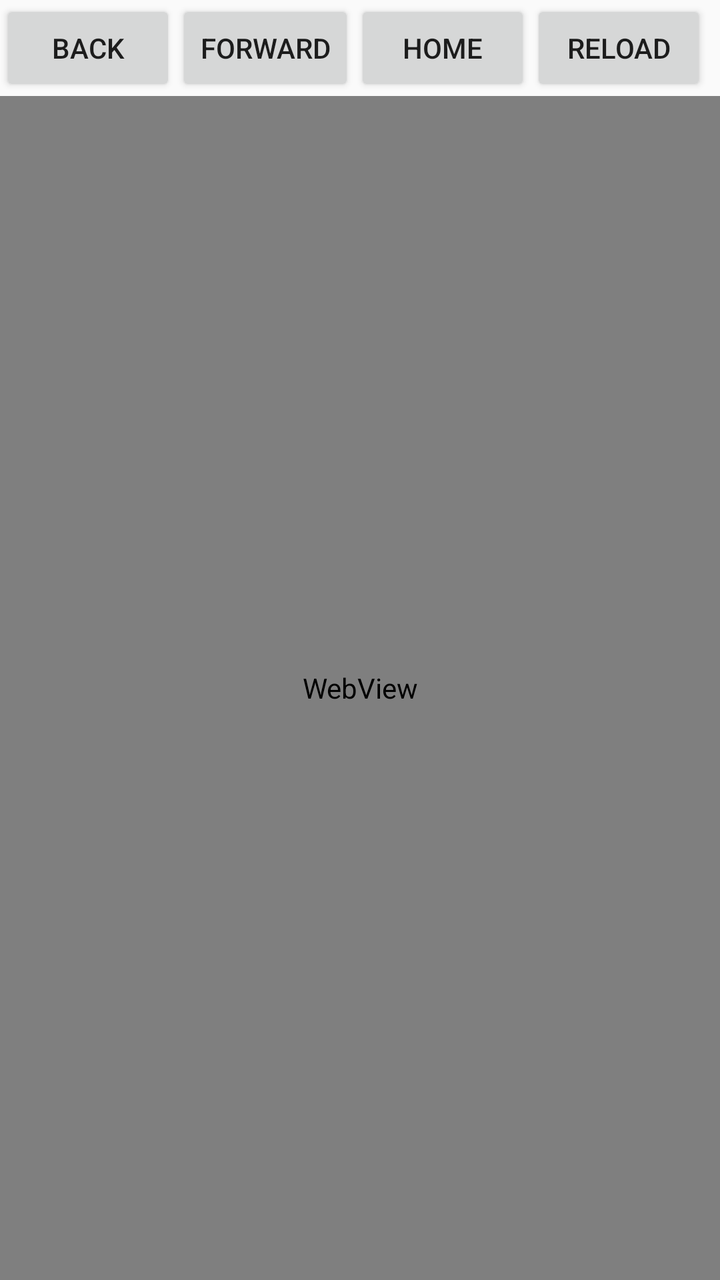
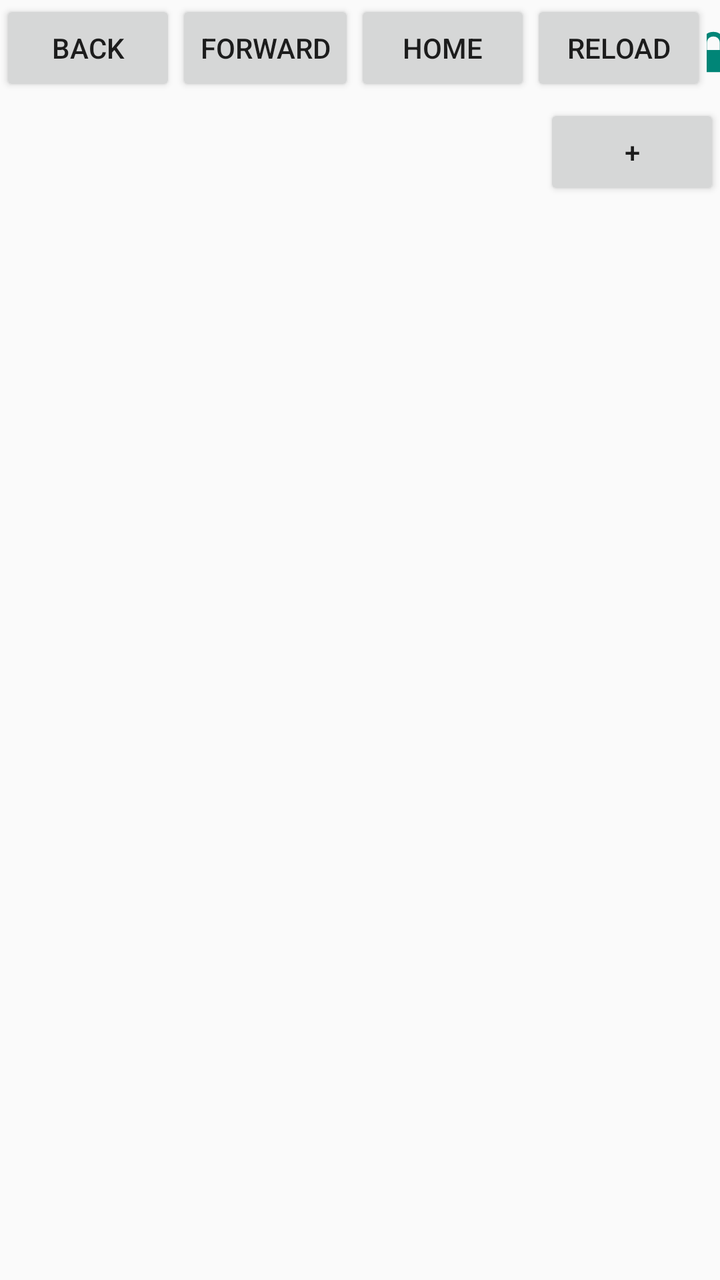

Compare the two renders of this Android layout. The source of the first and the diff that turns it into the second are given below.
<!-- AndroidManifest.xml: application theme android:Theme.Material.Light -->
<!-- res/layout/main.xml -->
<?xml version="1.0" encoding="utf-8"?>
<LinearLayout
    xmlns:android="http://schemas.android.com/apk/res/android"
    android:layout_width="match_parent"
    android:layout_height="match_parent"
    android:orientation="vertical">

    <LinearLayout
        android:layout_width="match_parent"
        android:layout_height="wrap_content"
        android:orientation="horizontal">

        <Button
            android:id="@+id/back"
            android:layout_width="wrap_content"
            android:layout_height="wrap_content"
            android:text="Back" />

        <Button
            android:id="@+id/forward"
            android:layout_width="wrap_content"
            android:layout_height="wrap_content"
            android:text="Forward" />

        <Button
            android:id="@+id/home"
            android:layout_width="wrap_content"
            android:layout_height="wrap_content"
            android:text="Home" />

        <Button
            android:id="@+id/reload"
            android:layout_width="wrap_content"
            android:layout_height="wrap_content"
            android:text="Reload" />

        <EditText
            android:id="@+id/url"
            android:layout_width="0dp"
            android:layout_height="wrap_content"
            android:layout_weight="1"
            android:singleLine="true"
            android:hint="URL"
            android:inputType="textUri"
            android:imeOptions="actionGo" />

    </LinearLayout>

    <WebView
        android:id="@+id/webview"
        android:layout_width="match_parent"
        android:layout_height="0dp"
        android:layout_weight="1" />

</LinearLayout>
<!-- resources referenced by this layout -->
<resources>

</resources>

<!-- the commit's change to res/layout/main.xml (unified diff, before → after) -->
@@ -34,6 +34,13 @@
             android:layout_height="wrap_content"
             android:text="Reload" />
 
+        <ImageButton
+            android:id="@+id/security"
+            android:layout_width="wrap_content"
+            android:layout_height="wrap_content"
+            android:src="@android:drawable/ic_lock_lock"
+            android:contentDescription="Connection security" />
+
         <EditText
             android:id="@+id/url"
             android:layout_width="0dp"
@@ -46,8 +53,44 @@
 
     </LinearLayout>
 
-    <WebView
-        android:id="@+id/webview"
+    <ProgressBar
+        android:id="@+id/progress"
+        style="?android:attr/progressBarStyleHorizontal"
+        android:layout_width="match_parent"
+        android:layout_height="wrap_content"
+        android:max="100"
+        android:visibility="gone" />
+
+    <LinearLayout
+        android:layout_width="match_parent"
+        android:layout_height="wrap_content"
+        android:orientation="horizontal">
+
+        <HorizontalScrollView
+            android:layout_width="0dp"
+            android:layout_height="wrap_content"
+            android:layout_weight="1"
+            android:fillViewport="false"
+            android:scrollbars="none">
+
+            <LinearLayout
+                android:id="@+id/tabs"
+                android:layout_width="wrap_content"
+                android:layout_height="wrap_content"
+                android:orientation="horizontal" />
+
+        </HorizontalScrollView>
+
+        <Button
+            android:id="@+id/new_tab"
+            android:layout_width="wrap_content"
+            android:layout_height="wrap_content"
+            android:text="+" />
+
+    </LinearLayout>
+
+    <FrameLayout
+        android:id="@+id/webview_container"
         android:layout_width="match_parent"
         android:layout_height="0dp"
         android:layout_weight="1" />
